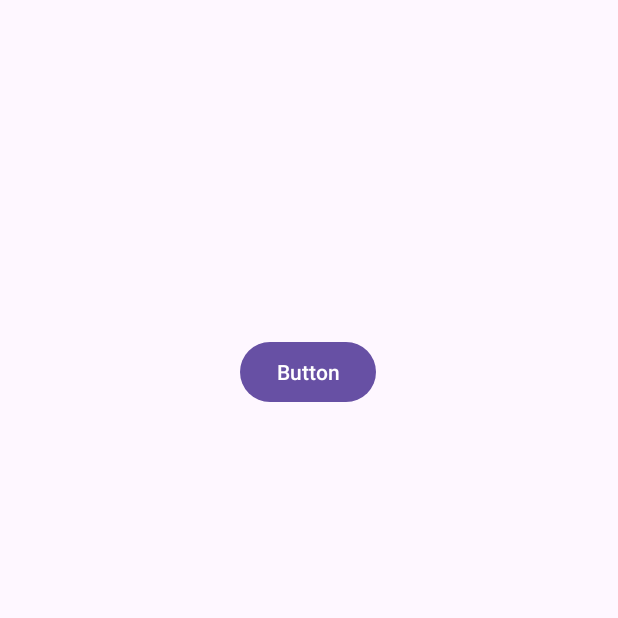
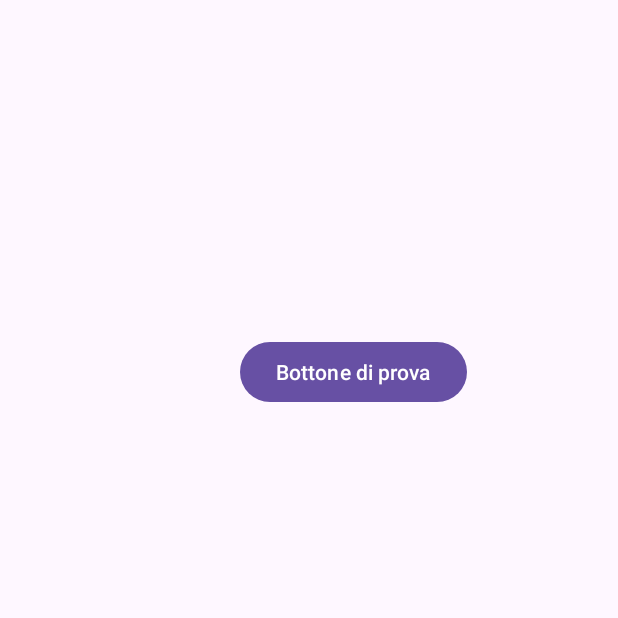
Before and after one commit to TrDavide/WeMeet, an Android app: the screen it shows after launch (MainActivity), on a phone screen of 412 x 824 dp, the top half of it. Run offline under Robolectric (Android 15) with nearby library versions, the phone set to English and light mode, and no system bars.

Commit message:
Aggiunta bottone di prova

```diff
--- a/app/src/main/res/layout/activity_main.xml
+++ b/app/src/main/res/layout/activity_main.xml
@@ -21,7 +21,7 @@
         android:layout_height="wrap_content"
         android:layout_marginStart="160dp"
         android:layout_marginTop="224dp"
-        android:text="Button"
+        android:text="@string/button1"
         app:layout_constraintStart_toStartOf="parent"
         app:layout_constraintTop_toTopOf="parent" />
 
--- a/app/src/main/res/values/strings.xml
+++ b/app/src/main/res/values/strings.xml
@@ -1,3 +1,4 @@
 <resources>
     <string name="app_name">WeMeet</string>
+    <string name="button1">Bottone di prova</string>
 </resources>
```
